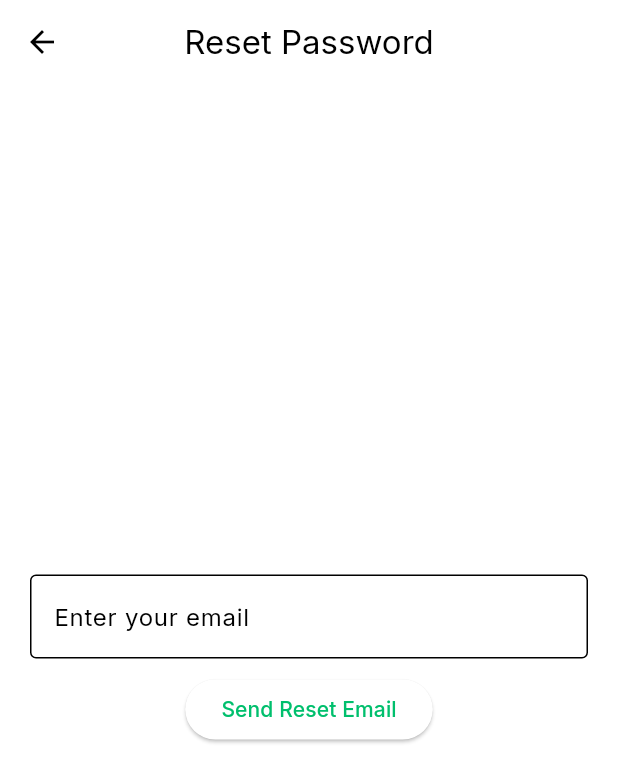
After one commit to trung1609/2025_LTTBDD_N04_Nhom_VuMinhTrung, a Flutter app: the screen it shows after launch, after a tap on "Forgot Password?", on a phone screen of 412 x 824 dp. The commit adds this screen. Shown: the top 782 px of the screen. Run offline on Flutter 3.47's test engine with Material 3 defaults, Android fonts, the phone set to English and light mode, and no system bars; our stand-ins replace firebase_auth, firebase_core, google_fonts; accounts and stored records are empty.

Commit message:
add futures like forgot password, verify email, and check login

```diff
--- a/lib/main.dart
+++ b/lib/main.dart
@@ -1,15 +1,14 @@
-import 'package:chat_app/screen/auth/auth_gate.dart';
+import 'package:chat_app/screen/auth/auth_wrapper.dart';
 import 'package:firebase_core/firebase_core.dart';
 import 'package:flutter/material.dart';
 import 'package:chat_app/screen/welcome/welcome_screen.dart';
 import 'package:chat_app/themes.dart';
 import 'package:chat_app/l10n/app_localization.dart';
 import 'firebase_options.dart';
+
 void main() async {
   WidgetsFlutterBinding.ensureInitialized();
-  await Firebase.initializeApp(
-    options: DefaultFirebaseOptions.currentPlatform,
-  );
+  await Firebase.initializeApp(options: DefaultFirebaseOptions.currentPlatform);
   runApp(MyApp());
 }
 
@@ -41,7 +40,7 @@ class MyApp extends StatelessWidget {
               supportedLocales: AppLocalizations.supportedLocales,
               localizationsDelegates: AppLocalizations.localizationsDelegates,
               //thay đổi ngôn ngữ
-              home: WelcomeScreen(),
+              home: AuthWrapper(),
             );
           },
         );
--- /dev/null
+++ b/lib/screen/auth/auth_wrapper.dart
@@ -0,0 +1,21 @@
+import 'package:chat_app/screen/auth/login_screen.dart';
+import 'package:chat_app/screen/auth/verify_email.dart';
+import 'package:chat_app/screen/chats/chats_screen.dart';
+import 'package:firebase_auth/firebase_auth.dart';
+import 'package:flutter/material.dart';
+
+class AuthWrapper extends StatelessWidget {
+  const AuthWrapper({super.key});
+
+  @override
+  Widget build(BuildContext context) {
+    User? user = FirebaseAuth.instance.currentUser;
+    if (user == null) {
+      return LoginScreen();
+    } else if (!user.emailVerified) {
+      return VerifyEmail();
+    } else {
+      return ChatsScreen();
+    }
+  }
+}
--- /dev/null
+++ b/lib/screen/auth/forgot_password.dart
@@ -0,0 +1,70 @@
+import 'package:chat_app/constants.dart';
+import 'package:firebase_auth/firebase_auth.dart';
+import 'package:flutter/material.dart';
+
+class ForgotPassword extends StatefulWidget {
+  const ForgotPassword({super.key});
+
+  @override
+  State<ForgotPassword> createState() => _ForgotPasswordState();
+}
+
+class _ForgotPasswordState extends State<ForgotPassword> {
+  final _emailController = TextEditingController();
+  final _auth = FirebaseAuth.instance;
+  bool _isLoading = false;
+
+  void _resetPassword() async {
+    setState(() {
+      _isLoading = true;
+    });
+    try {
+      await _auth.sendPasswordResetEmail(email: _emailController.text.trim());
+      if (!mounted) return;
+      ScaffoldMessenger.of(context).showSnackBar(
+        SnackBar(content: Text("Password reset email sent! Check your inbox")),
+      );
+      Navigator.pop(context);
+    } on FirebaseAuthException catch (e) {
+      if (!mounted) return;
+      ScaffoldMessenger.of(context).showSnackBar(
+        SnackBar(content: Text(e.message ?? "Error sending reset email")),
+      );
+    } finally {
+      if (mounted) {
+        setState(() {
+          _isLoading = false;
+        });
+      }
+    }
+  }
+
+  @override
+  Widget build(BuildContext context) {
+    return Scaffold(
+      appBar: AppBar(centerTitle: true, title: Text("Reset Password")),
+      body: Padding(
+        padding: EdgeInsets.all(kDefaultPadding),
+        child: Column(
+          mainAxisAlignment: MainAxisAlignment.center,
+          children: [
+            TextField(
+              controller: _emailController,
+              decoration: InputDecoration(
+                labelText: "Enter your email",
+                border: OutlineInputBorder(),
+              ),
+            ),
+            const SizedBox(height: 10,),
+            _isLoading
+                ? CircularProgressIndicator()
+                : ElevatedButton(
+                    onPressed: _resetPassword,
+                    child: Text("Send Reset Email"),
+                  ),
+          ],
+        ),
+      ),
+    );
+  }
+}
--- a/lib/screen/auth/login_screen.dart
+++ b/lib/screen/auth/login_screen.dart
@@ -1,5 +1,7 @@
 import 'package:chat_app/constants.dart';
+import 'package:chat_app/screen/auth/forgot_password.dart';
 import 'package:chat_app/screen/auth/sign_up.dart';
+import 'package:chat_app/screen/auth/verify_email.dart';
 import 'package:flutter/material.dart';
 import 'package:firebase_auth/firebase_auth.dart';
 import 'package:chat_app/screen/chats/chats_screen.dart';
@@ -25,10 +27,22 @@ class _LoginScreenState extends State<LoginScreen> {
       _isLoading = true;
     });
     try {
-      await _auth.signInWithEmailAndPassword(
+      UserCredential userCredential = await _auth.signInWithEmailAndPassword(
         email: _emailController.text.trim(),
         password: _passwordController.text.trim(),
       );
+      User? user = userCredential.user;
+      if (user != null) {
+        Navigator.pushReplacement(
+          context,
+          MaterialPageRoute(builder: (context) => VerifyEmail()),
+        );
+      } else {
+        Navigator.pushReplacement(
+          context,
+          MaterialPageRoute(builder: (context) => ChatsScreen()),
+        );
+      }
       ScaffoldMessenger.of(
         context,
       ).showSnackBar(SnackBar(content: Text("Signin Successful")));
@@ -55,7 +69,7 @@ class _LoginScreenState extends State<LoginScreen> {
   Widget build(BuildContext context) {
     final t = AppLocalizations.of(context)!;
     return Scaffold(
-      appBar: AppBar(title: Text(t.signin)),
+      appBar: AppBar(centerTitle: true, title: Text(t.signin)),
       body: Padding(
         padding: EdgeInsets.all(kDefaultPadding),
         child: Column(
@@ -90,6 +104,18 @@ class _LoginScreenState extends State<LoginScreen> {
               ),
               obscureText: !_isPasswordVisible,
             ),
+            Align(
+              alignment: AlignmentGeometry.centerRight,
+              child: TextButton(
+                onPressed: () {
+                  Navigator.push(
+                    context,
+                    MaterialPageRoute(builder: (context) => ForgotPassword()),
+                  );
+                },
+                child: Text("Forgot Password?"),
+              ),
+            ),
             const SizedBox(height: kDefaultPadding),
             _isLoading
                 ? CircularProgressIndicator()
```
Also changed, not shown: lib/components/drawer.dart (+9 -0 lines), lib/screen/auth/sign_up.dart (+21 -11 lines), lib/screen/auth/verify_email.dart (added, +90 -0 lines), lib/screen/auth/auth_gate.dart (deleted).
